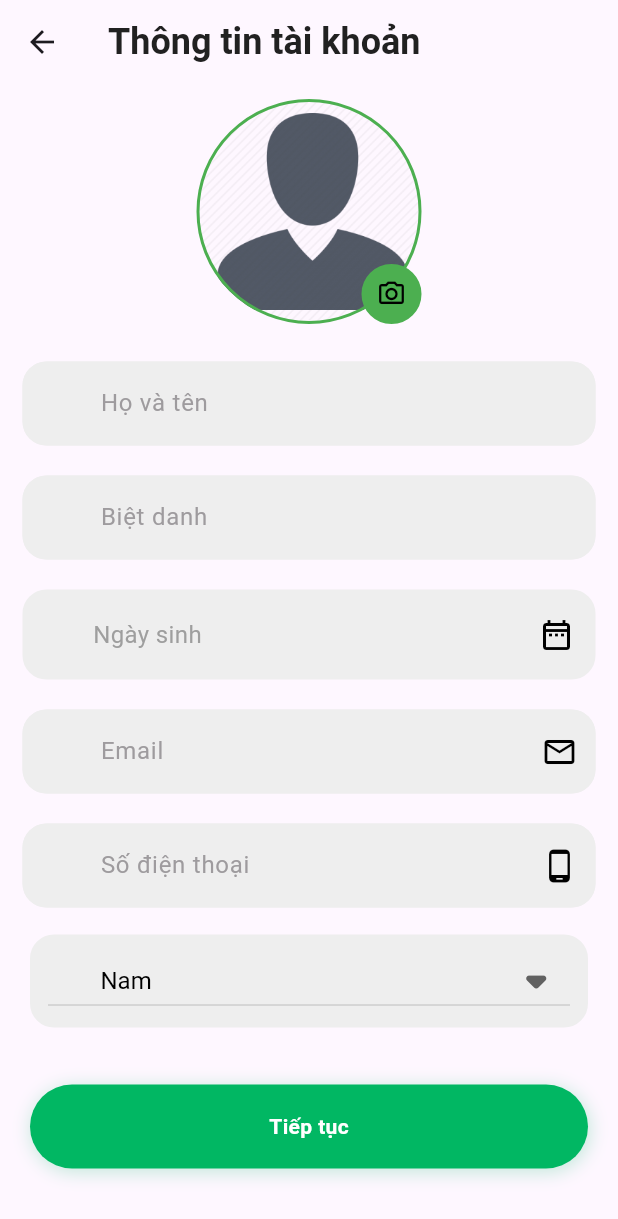
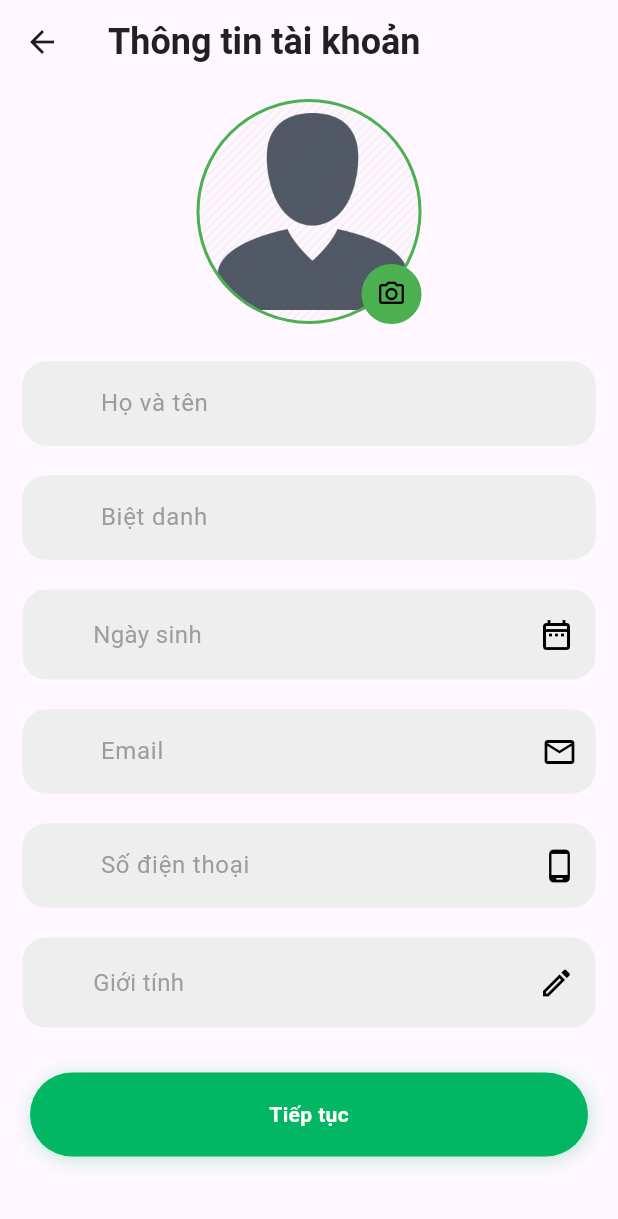
Before and after one commit to doanvanquoc/app_thuong_mai_dien_tu, a Flutter app: the AccountInformation screen opened directly, on a phone screen of 412 x 824 dp. Shown: the top 1219 px of the screen. Run offline on Flutter 3.47's test engine with Material 3 defaults, Android fonts, the phone set to English and light mode, and no system bars; our stand-ins replace carousel_slider, flutter_rating_bar, font_awesome_flutter, google_fonts, lottie, smooth_page_indicator; Roboto replaces fonts that are missing (Sarabun).

Commit message:
upadte Gender and model user

```diff
--- a/lib/main.dart
+++ b/lib/main.dart
@@ -1,3 +1,4 @@
+import 'package:app_thuong_mai_dien_tu/views/account/acccount_view.dart';
 import 'package:app_thuong_mai_dien_tu/views/welcome/splash_view.dart';
 import 'package:flutter/material.dart';
 import 'package:google_fonts/google_fonts.dart';
--- a/lib/nav_bar.dart
+++ b/lib/nav_bar.dart
@@ -21,7 +21,7 @@ class _MyNavBarState extends State<MyNavBar> {
       const HomePage(),
       const CartView(),
       const OrderPage(),
-      const Account(),
+      const Account(user: null,),
     ];
     super.initState();
   }
--- a/lib/views/register/accountInfomation_view.dart
+++ b/lib/views/register/accountInfomation_view.dart
@@ -1,3 +1,4 @@
+// ignore: file_names
 import 'package:app_thuong_mai_dien_tu/nav_bar.dart';
 import 'package:app_thuong_mai_dien_tu/resources/widgets/my_button.dart';
 import 'package:app_thuong_mai_dien_tu/resources/widgets/my_textfile.dart';
@@ -21,6 +22,7 @@ class _AccountInformationState extends State<AccountInformation> {
   TextEditingController dateTime = TextEditingController();
   TextEditingController email = TextEditingController();
   TextEditingController phoneNumber = TextEditingController();
+  TextEditingController gender=TextEditingController();
 
   @override
   Widget build(BuildContext context) {
@@ -84,9 +86,9 @@ class _AccountInformationState extends State<AccountInformation> {
                 iconRight: const Icon(Icons.phone_android),
                 controller: phoneNumber,
               ),
-              const Padding(
-                padding: EdgeInsets.symmetric(horizontal: 15.0, vertical: 8.0),
-                child: Gender(),
+              Padding(
+                padding: const EdgeInsets.only(left: 10.0,right: 10,top: 10),
+                child: Gender(controller: gender),
               ),
               const SizedBox(
                 height: 30,
--- a/lib/views/register/widgets/gender.dart
+++ b/lib/views/register/widgets/gender.dart
@@ -1,19 +1,24 @@
+import 'package:app_thuong_mai_dien_tu/resources/widgets/my_button.dart';
+import 'package:app_thuong_mai_dien_tu/views/register/widgets/itemgender.dart';
 import 'package:flutter/material.dart';
 
 class Gender extends StatefulWidget {
-  const Gender({Key? key}) : super(key: key);
+  const Gender({super.key, required this.controller});
+
+  final TextEditingController controller;
 
   @override
   State<Gender> createState() => _GenderState();
 }
 
 class _GenderState extends State<Gender> {
-  String dropdownValue = 'Nam';
+  int stateButton = -1;
+  String selectedGender = '';
 
   @override
   Widget build(BuildContext context) {
     return Container(
-      padding: const EdgeInsets.symmetric(horizontal: 10.0, vertical: 5.0),
+      padding: const EdgeInsets.only(left: 45, top: 4, bottom: 4),
       decoration: BoxDecoration(
         borderRadius: BorderRadius.circular(16.0),
         border: Border.all(
@@ -25,37 +30,72 @@ class _GenderState extends State<Gender> {
       child: Row(
         children: [
           Expanded(
-            child: DropdownButton<String>(
-              value: dropdownValue,
-              icon: const Icon(Icons.arrow_drop_down_rounded, size: 45),
-              underline: null,
-              isExpanded: true,
-              style: const TextStyle(color: Colors.black, fontSize: 16),
-              onChanged: (String? newValue) {
-                setState(() {
-                  dropdownValue = newValue!;
-                });
-              },
-              items: <String>['Nam', 'Nữ', 'Khác'].map<DropdownMenuItem<String>>(
-                (String value) {
-                  return DropdownMenuItem<String>(
-                    value: value,
-                    child: Row(
-                      mainAxisAlignment: MainAxisAlignment.spaceBetween,
-                      children: [
-                        Padding(
-                          padding: const EdgeInsets.only(left: 35),
-                          child: Text(value),
+            child: Text(
+              widget.controller.text.isNotEmpty
+                  ? widget.controller.text
+                  : 'Giới tính',
+              style: TextStyle(
+                color: widget.controller.text.isNotEmpty
+                    ? Colors.black
+                    : Colors.grey,
+                fontSize: 16,
+              ),
+            ),
+          ),
+          IconButton(
+            onPressed: () {
+              showModalBottomSheet(
+                context: context,
+                builder: (BuildContext context) {
+                  return Column(
+                    mainAxisSize: MainAxisSize.min,
+                    children: [
+                      const Padding(
+                        padding: EdgeInsets.only(top: 20),
+                        child: Text(
+                          'Chọn giới tính',
+                          style: TextStyle(
+                            fontSize: 22,
+                            fontWeight: FontWeight.bold,
+                          ),
                         ),
-                      ],
-                    ),
+                      ),
+                      ItemGender(
+                        onTap: (selectedGender) {
+                          setState(() {
+                            this.selectedGender = selectedGender;
+                          });
+                        },
+                      ),
+                      Padding(
+                        padding: const EdgeInsets.symmetric(horizontal: 15, vertical: 15),
+                        child: MyButton(
+                            onTap: () {
+                              _updateGender();
+                              Navigator.pop(context);
+                            },
+                            content: 'Xác nhận'),
+                      ),
+                    ],
                   );
                 },
-              ).toList(),
+              );
+            },
+            icon: const Icon(
+              Icons.edit_outlined,
+              color: Colors.black,
             ),
           ),
         ],
       ),
     );
   }
+
+  void _updateGender() {
+    if (selectedGender.isNotEmpty) {
+      setState(() {
+        widget.controller.text = selectedGender;
+      });
+    }
+  }
 }
```
Also changed, not shown: lib/models/user.dart (+10 -1 lines), lib/views/account/acccount_view.dart (+5 -5 lines), lib/views/account/editaccount_view.dart (+4 -3 lines), lib/views/register/widgets/itemgender.dart (added, +109 -0 lines).
